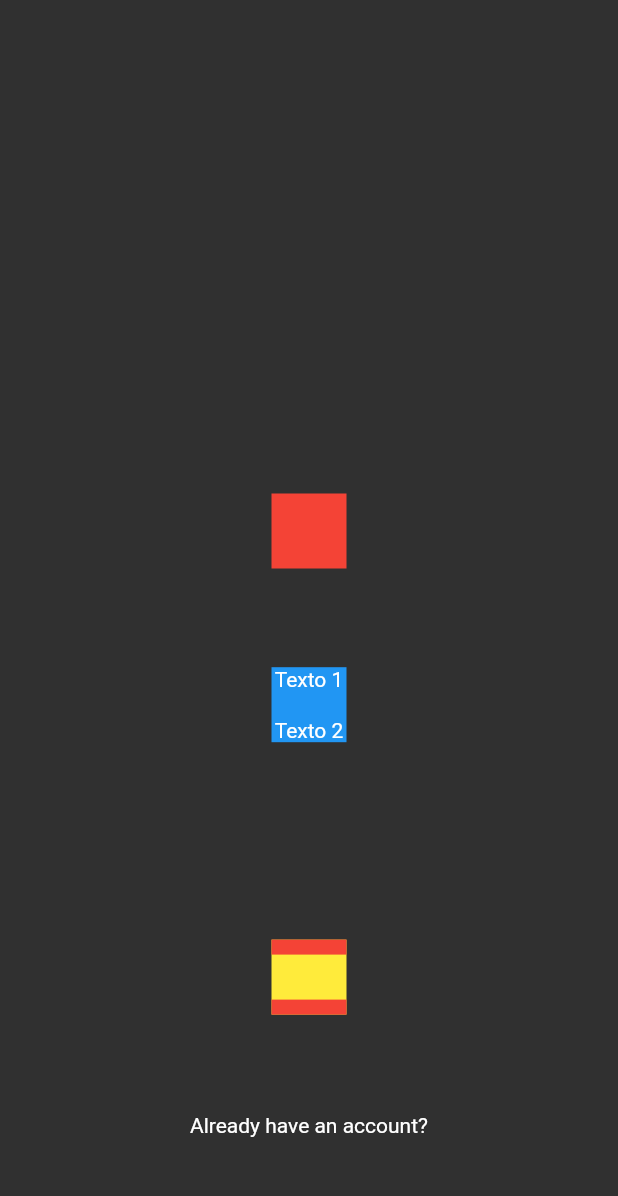
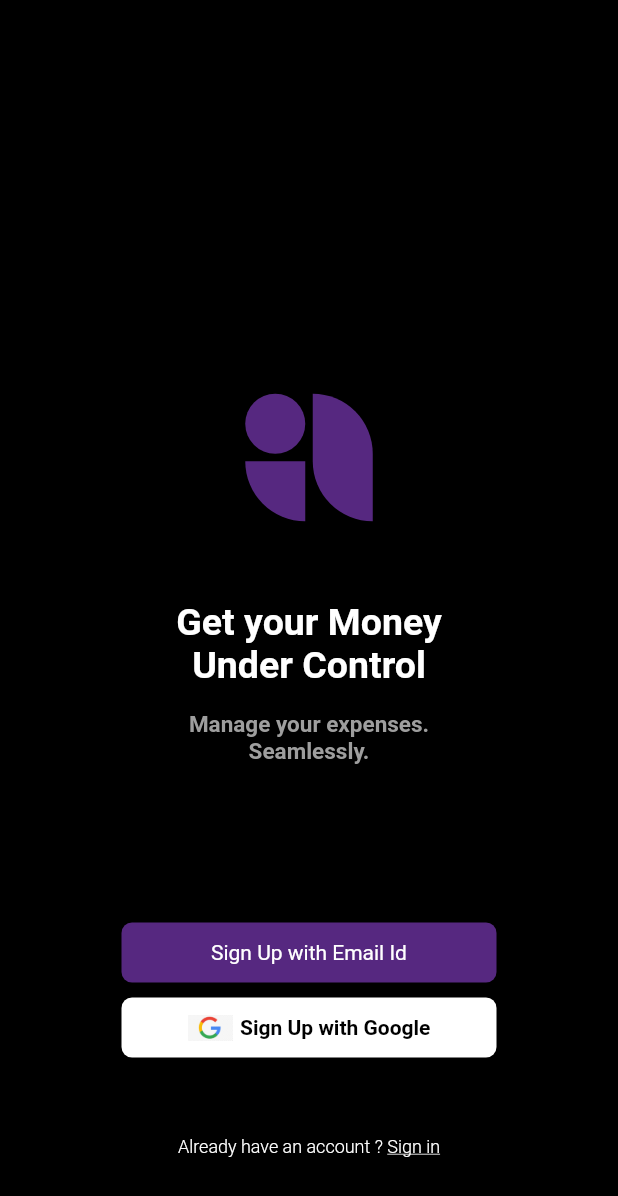
Before and after one commit to LRittes/challenges-masterclass, a Flutter app: the screen it shows after launch, on a phone screen of 412 x 824 dp. Shown: the top 1196 px of the screen. Run offline on Flutter 3.47's test engine with Material 2 defaults, Android fonts, the light colour scheme and no system bars; missing offline and left inert: dart:ffi.

Commit message:
finish tarefa 1

```diff
--- a/tarefa1/lib/main.dart
+++ b/tarefa1/lib/main.dart
@@ -30,49 +30,180 @@ class _MyHomePageState extends State<MyHomePage> {
   @override
   Widget build(BuildContext context) {
     return Material(
+      color: Colors.black,
       child: Column(
         mainAxisAlignment: MainAxisAlignment.center,
         children: [
           const Spacer(flex: 5),
-          Container(
-            height: 50,
-            width: 50,
-            color: Colors.red,
+          SizedBox(
+            height: 85,
+            width: 90,
+            child: Row(
+              mainAxisAlignment: MainAxisAlignment.center,
+              children: [
+                Column(
+                  mainAxisAlignment: MainAxisAlignment.spaceBetween,
+                  children: [
+                    Container(
+                      width: 40,
+                      height: 40,
+                      decoration: const BoxDecoration(
+                        color: Color.fromARGB(221, 99, 46, 148),
+                        borderRadius: BorderRadius.all(
+                          Radius.circular(30),
+                        ),
+                      ),
+                    ),
+                    Container(
+                      width: 40,
+                      height: 40,
+                      decoration: const BoxDecoration(
+                        color: Color.fromARGB(221, 99, 46, 148),
+                        borderRadius: BorderRadius.only(
+                          bottomLeft: Radius.circular(40),
+                        ),
+                      ),
+                    ),
+                  ],
+                ),
+                const SizedBox(
+                  width: 5,
+                ),
+                Container(
+                  width: 40,
+                  height: 85,
+                  decoration: const BoxDecoration(
+                    color: Color.fromARGB(221, 99, 46, 148),
+                    borderRadius: BorderRadius.only(
+                      topRight: Radius.circular(40),
+                      bottomLeft: Radius.circular(40),
+                    ),
+                  ),
+                ),
+              ],
+            ),
           ),
           const Spacer(flex: 1),
-          Container(
-            height: 50,
-            width: 50,
-            color: Colors.blue,
+          SizedBox(
+            height: 110,
+            width: 200,
             child: Column(
                 mainAxisAlignment: MainAxisAlignment.spaceBetween,
-                children: const [
-                  Text("Texto 1"),
-                  Text("Texto 2"),
+                crossAxisAlignment: CrossAxisAlignment.center,
+                children: [
+                  Column(
+                    children: const [
+                      Text(
+                        "Get your Money",
+                        style: TextStyle(
+                          fontSize: 25,
+                          fontWeight: FontWeight.bold,
+                        ),
+                      ),
+                      Text(
+                        "Under Control",
+                        style: TextStyle(
+                          fontSize: 25,
+                          fontWeight: FontWeight.bold,
+                        ),
+                      ),
+                    ],
+                  ),
+                  const SizedBox(height: 10),
+                  Column(
+                    children: const [
+                      Text(
+                        "Manage your expenses.",
+                        style: TextStyle(
+                          fontSize: 15,
+                          fontWeight: FontWeight.bold,
+                          color: Colors.grey,
+                        ),
+                      ),
+                      Text(
+                        "Seamlessly.",
+                        style: TextStyle(
+                          fontSize: 15,
+                          fontWeight: FontWeight.bold,
+                          color: Colors.grey,
+                        ),
+                      ),
+                    ],
+                  )
                 ]),
           ),
           const Spacer(flex: 2),
-          Container(
-              height: 50,
-              width: 50,
-              color: Colors.yellow,
+          SizedBox(
+              height: 90,
+              width: 250,
               child: Column(
                 mainAxisAlignment: MainAxisAlignment.spaceBetween,
                 children: [
                   Container(
-                    height: 10,
+                    height: 40,
                     width: double.infinity,
-                    color: Colors.red,
+                    alignment: Alignment.center,
+                    decoration: const BoxDecoration(
+                      color: Color.fromARGB(221, 99, 46, 148),
+                      borderRadius: BorderRadius.all(Radius.circular(7)),
+                    ),
+                    child: const Text(
+                      "Sign Up with Email Id",
+                      style: TextStyle(
+                        fontWeight: FontWeight.w400,
+                      ),
+                    ),
                   ),
                   Container(
-                    height: 10,
+                    height: 40,
                     width: double.infinity,
-                    color: Colors.red,
+                    alignment: Alignment.center,
+                    decoration: const BoxDecoration(
+                      color: Colors.white,
+                      borderRadius: BorderRadius.all(Radius.circular(7)),
+                    ),
+                    child: Row(
+                      mainAxisAlignment: MainAxisAlignment.center,
+                      children: [
+                        Image.asset(
+                          "assets/images/logoG.jpg",
+                          width: 30,
+                          height: 30,
+                        ),
+                        const SizedBox(
+                          width: 5,
+                        ),
+                        const Text(
+                          "Sign Up with Google",
+                          style: TextStyle(
+                              fontWeight: FontWeight.bold, color: Colors.black),
+                        ),
+                      ],
+                    ),
                   ),
                 ],
               )),
           const Spacer(flex: 1),
-          const Text("Already have an account?"),
+          Row(
+            mainAxisAlignment: MainAxisAlignment.center,
+            children: const [
+              Text(
+                "Already have an account ? ",
+                style: TextStyle(
+                  fontSize: 12,
+                  fontWeight: FontWeight.w300,
+                ),
+              ),
+              Text(
+                "Sign in",
+                style: TextStyle(
+                  decoration: TextDecoration.underline,
+                  fontSize: 12,
+                  fontWeight: FontWeight.w300,
+                ),
+              ),
+            ],
+          ),
           const Spacer(flex: 1),
         ],
       ),
```
Also changed, not shown: tarefa1/pubspec.yaml (+3 -6 lines), tarefa1/assets/images/logoG.jpg (added).
